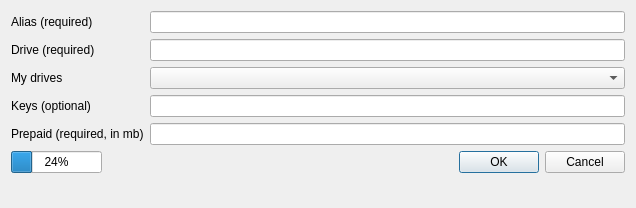
Above: UserApp/adddownloadchanneldialog.ui from proximax-storage/cpp-xpx-storage-user-app before the change. Below: the same form after it.
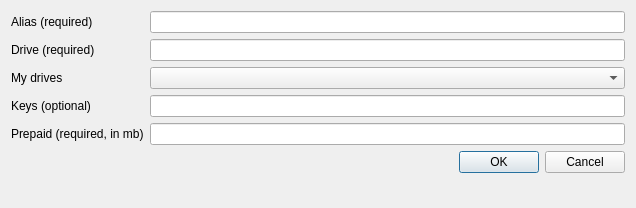
That is the form after the change.

```diff
--- a/UserApp/adddownloadchanneldialog.ui
+++ b/UserApp/adddownloadchanneldialog.ui
@@ -88,13 +88,6 @@
          </property>
         </widget>
        </item>
-       <item row="5" column="0">
-        <widget class="QProgressBar" name="progressBar">
-         <property name="value">
-          <number>24</number>
-         </property>
-        </widget>
-       </item>
       </layout>
      </item>
     </layout>
```
